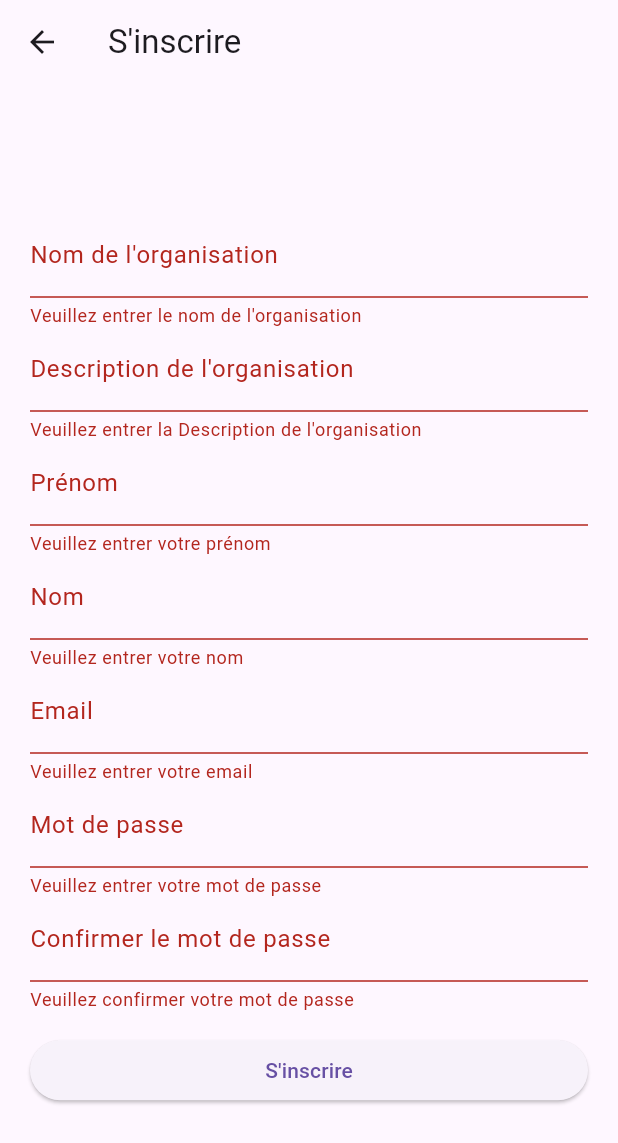
After one commit to alvauthier/ChallengeS4, a Flutter app: the RegisterOrganisationScreen screen opened directly, after a tap on an icon or button, on a phone screen of 412 x 824 dp. The commit adds this screen. Shown: the top 1143 px of the screen. Run offline on Flutter 3.47's test engine with Material 3 defaults, Android fonts, the phone set to English and light mode, and no system bars; our stand-ins replace flutter_bloc, flutter_dotenv, flutter_secure_storage, jwt_decoder; missing offline and left inert: dart:ffi, flinq, flutter_stripe; accounts and stored records are empty; network calls fail.

Commit message:
organization register

```diff
--- a/frontend/lib/main.dart
+++ b/frontend/lib/main.dart
@@ -11,7 +11,7 @@ import 'package:flutter_stripe/flutter_stripe.dart';
 import 'package:intl/date_symbol_data_local.dart';
 import 'package:flutter/material.dart';
 import 'package:frontend/home/home_screen.dart';
-
+import 'package:frontend/register_organization_screen.dart';
 import 'booking_screen.dart';
 
 void main() async {
--- /dev/null
+++ b/frontend/lib/register_organization_screen.dart
@@ -0,0 +1,196 @@
+import 'package:flutter/material.dart';
+import 'package:http/http.dart' as http;
+import 'dart:convert';
+
+class RegisterOrganisationScreen extends StatefulWidget {
+  const RegisterOrganisationScreen({super.key});
+
+  @override
+  _RegisterOrganisationScreenState createState() => _RegisterOrganisationScreenState();
+}
+
+class _RegisterOrganisationScreenState extends State<RegisterOrganisationScreen> {
+  final _formKey = GlobalKey<FormState>();
+  final _emailController = TextEditingController();
+  final _passwordController = TextEditingController();
+  final _confirmPasswordController = TextEditingController();
+  final _firstnameController = TextEditingController();
+  final _lastnameController = TextEditingController();
+
+  final RegExp emailRegExp = RegExp(
+      r'^[a-zA-Z0-9._%+-]+@[a-zA-Z0-9.-]+\.[a-zA-Z]{2,}$');
+  final RegExp passwordRegExp = RegExp(
+      r'^(?=.*[a-z])(?=.*[A-Z])(?=.*\d)(?=.*[!@#\$&*~]).{8,}$');
+
+  @override
+  Widget build(BuildContext context) {
+    return Scaffold(
+      body: Stack(
+        children: <Widget>[
+          Column(
+            children: <Widget>[
+              AppBar(
+                title: const Text(
+                  'S\'inscrire',
+                ),
+                elevation: 0,
+              ),
+              Expanded(
+                child: Padding(
+                  padding: const EdgeInsets.all(20),
+                  child: Form(
+                    key: _formKey,
+                    child: Column(
+                      mainAxisAlignment: MainAxisAlignment.center,
+                      children: <Widget>[
+                        TextFormField(
+                          controller: _firstnameController,
+                          decoration: const InputDecoration(
+                            labelText: 'Nom de l\'organisation',
+                          ),
+                          validator: (value) {
+                            if (value == null || value.isEmpty) {
+                              return 'Veuillez entrer le nom de l\'organisation';
+                            }
+                            return null;
+                          },
+                        ),
+                        TextFormField(
+                          controller: _firstnameController,
+                          decoration: const InputDecoration(
+                            labelText: 'Description de l\'organisation',
+                          ),
+                          validator: (value) {
+                            if (value == null || value.isEmpty) {
+                              return 'Veuillez entrer la Description de l\'organisation';
+                            }
+                            return null;
+                          },
+                        ),
+                        TextFormField(
+                          controller: _firstnameController,
+                          decoration: const InputDecoration(
+                            labelText: 'Prénom',
+                          ),
+                          validator: (value) {
+                            if (value == null || value.isEmpty) {
+                              return 'Veuillez entrer votre prénom';
+                            }
+                            return null;
+                          },
+                        ),
+                        TextFormField(
+                          controller: _lastnameController,
+                          decoration: const InputDecoration(
+                            labelText: 'Nom',
+                          ),
+                          validator: (value) {
+                            if (value == null || value.isEmpty) {
+                              return 'Veuillez entrer votre nom';
+                            }
+                            return null;
+                          },
+                        ),
+                        TextFormField(
+                          controller: _emailController,
+                          decoration: const InputDecoration(
+                            labelText: 'Email',
+                          ),
+                          validator: (value) {
+                            if (value == null || value.isEmpty) {
+                              return 'Veuillez entrer votre email';
+                            } else if (!emailRegExp.hasMatch(value)) {
+                              return 'Veuillez entrer un email valide';
+                            }
+                            return null;
+                          },
+                        ),
+                        TextFormField(
+                          controller: _passwordController,
+                          decoration: const InputDecoration(
+                            labelText: 'Mot de passe',
+                          ),
+                          obscureText: true,
+                          validator: (value) {
+                            if (value == null || value.isEmpty) {
+                              return 'Veuillez entrer votre mot de passe';
+                            } else if (!passwordRegExp.hasMatch(value)) {
+                              return 'Le mot de passe doit contenir au moins 8 caractères, dont une majuscule, une minuscule, un chiffre et un caractère spécial';
+                            }
+                            return null;
+                          },
+                        ),
+                        TextFormField(
+                          controller: _confirmPasswordController,
+                          decoration: const InputDecoration(
+                            labelText: 'Confirmer le mot de passe',
+                          ),
+                          obscureText: true,
+                          validator: (value) {
+                            if (value == null || value.isEmpty) {
+                              return 'Veuillez confirmer votre mot de passe';
+                            }
+                            if (value != _passwordController.text) {
+                              return 'Les mots de passe ne correspondent pas';
+                            }
+                            return null;
+                          },
+                        ),
+                        Padding(
+                          padding: const EdgeInsets.only(top: 15.0),
+                          child: Container(
+                            width: double.infinity,
+                            child: ElevatedButton(
+                              onPressed: () async {
+                                if (_formKey.currentState!.validate()) {
+                                  // Process data.
+                                  try {
+                                    var response = await http.post(
+                                      Uri.parse('http://10.0.2.2:8080/register'), // 10.0.2.2 => localhost
+                                      headers: <String, String>{
+                                        'Content-Type': 'application/json; charset=UTF-8',
+                                      },
+                                      body: jsonEncode(<String, String>{
+                                        'firstname': _firstnameController.text,
+                                        'lastname': _lastnameController.text,
+                                        'email': _emailController.text,
+                                        'password': _passwordController.text,
+                                      }),
+                                    );
+                                    ScaffoldMessenger.of(context).showSnackBar(
+                                      SnackBar(
+                                        content: Text(response.statusCode == 201
+                                            ? 'Inscription réussie'
+                                            : 'Erreur lors de l\'inscription'),
+                                        duration: Duration(seconds: 5),
+                                      ),
+                                    );
+                                    if (response.statusCode == 201) {
+                                      Navigator.pop(context);
+                                    }
+                                  } catch (e) {
+                                    ScaffoldMessenger.of(context).showSnackBar(
+                                      const SnackBar(
+                                        content: Text('Une erreur est survenue. Veuillez vérifier votre connexion internet ou réessayer plus tard.'),
+                                        duration: Duration(seconds: 5),
+                                      ),
+                                    );
+                                  }
+                                }
+                              },
+                              child: const Text('S\'inscrire'),
+                            ),
+                          ),
+                        )
+                      ],
+                    ),
+                  ),
+                ),
+              ),
+            ],
+          ),
+        ],
+      ),
+    );
+  }
+}
```
